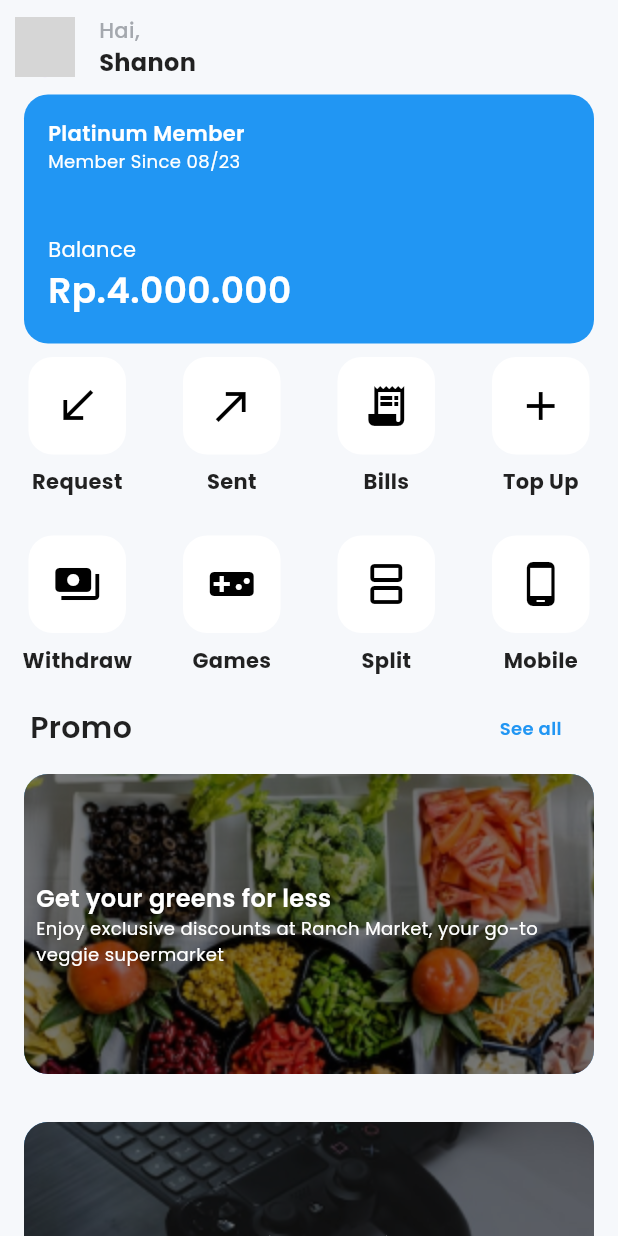
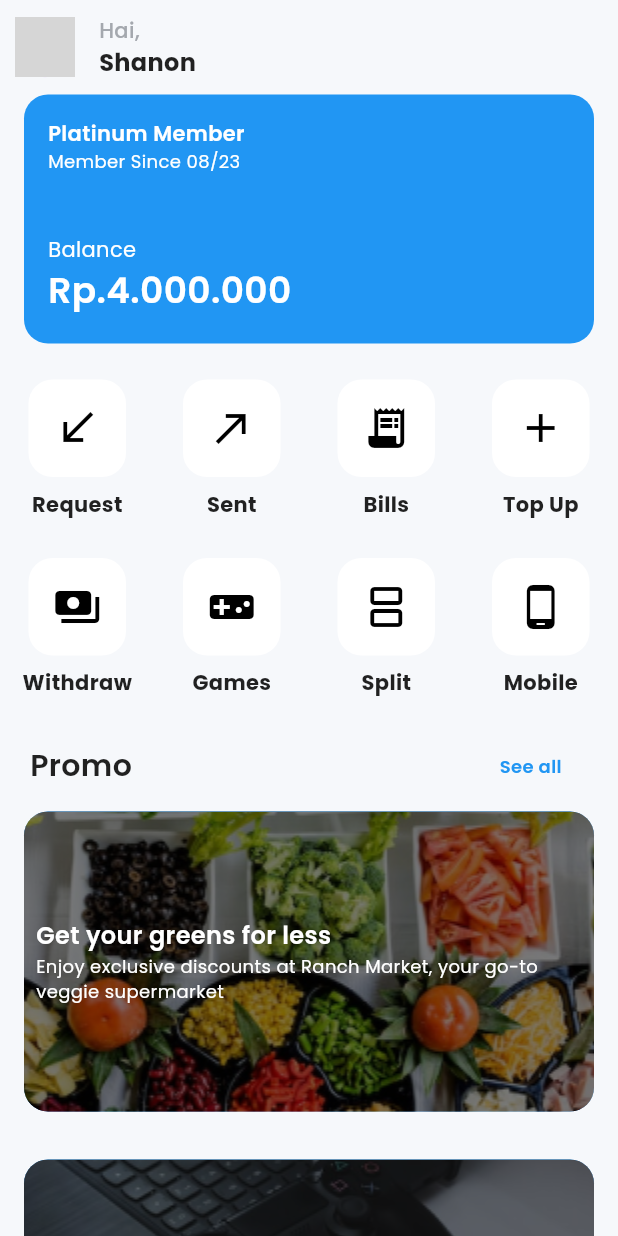
Before and after one commit to faizmuzaki/2117051066-advanced-mobile, a Flutter app: the Homescreen screen opened directly, on a phone screen of 412 x 824 dp. Run offline on Flutter 3.47's test engine with Material 2 defaults, Android fonts, the phone set to English and light mode, and no system bars; our stand-ins replace google_fonts; network calls fail; grey boxes are pictures that could not be loaded.

Commit message:
fix : margin home screen

```diff
--- a/lib/screens/home_screen.dart
+++ b/lib/screens/home_screen.dart
@@ -136,6 +136,9 @@ class _HomescreenState extends State<Homescreen> {
                   ),
                 ),
               ),
+              SizedBox(
+                height: 15,
+              ),
               GridView.builder(
                 itemCount: fitur.length,
                 physics: NeverScrollableScrollPhysics(),
@@ -182,6 +185,9 @@ class _HomescreenState extends State<Homescreen> {
                     ),
                   );
                 },
+              ),
+              SizedBox(
+                height: 10,
               ),
               Padding(
                 padding: const EdgeInsets.only(top: 20, left: 20),
```
